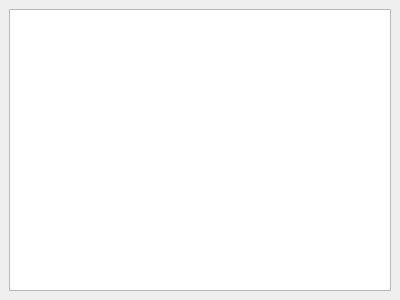
Above: cloudclean/src/gui/layerlistview.ui from seasonsfx/Masters before the change. Below: the same form after it.
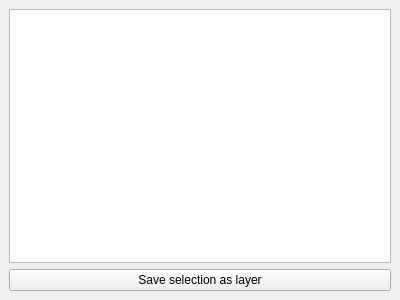
That is the form after the change.

What changed in the file:
```diff
--- a/cloudclean/src/gui/layerlistview.ui
+++ b/cloudclean/src/gui/layerlistview.ui
@@ -16,7 +16,37 @@
   <widget class="QWidget" name="dockWidgetContents">
    <layout class="QVBoxLayout" name="verticalLayout">
     <item>
-     <widget class="QTableView" name="tableView"/>
+     <widget class="QTableView" name="tableView">
+      <property name="showGrid">
+       <bool>false</bool>
+      </property>
+      <property name="cornerButtonEnabled">
+       <bool>false</bool>
+      </property>
+      <attribute name="horizontalHeaderVisible">
+       <bool>false</bool>
+      </attribute>
+      <attribute name="horizontalHeaderHighlightSections">
+       <bool>false</bool>
+      </attribute>
+      <attribute name="verticalHeaderVisible">
+       <bool>false</bool>
+      </attribute>
+      <attribute name="verticalHeaderHighlightSections">
+       <bool>false</bool>
+      </attribute>
+     </widget>
+    </item>
+    <item>
+     <layout class="QHBoxLayout" name="horizontalLayout">
+      <item>
+       <widget class="QPushButton" name="saveSelectionBtn">
+        <property name="text">
+         <string>Save selection as layer</string>
+        </property>
+       </widget>
+      </item>
+     </layout>
     </item>
    </layout>
   </widget>
```
